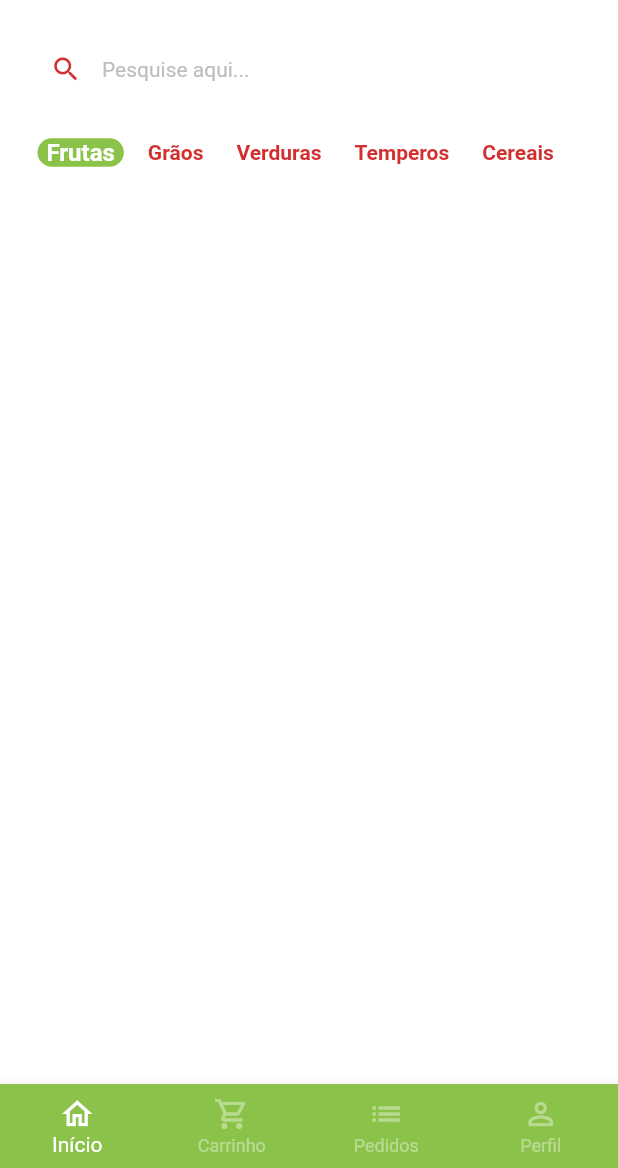
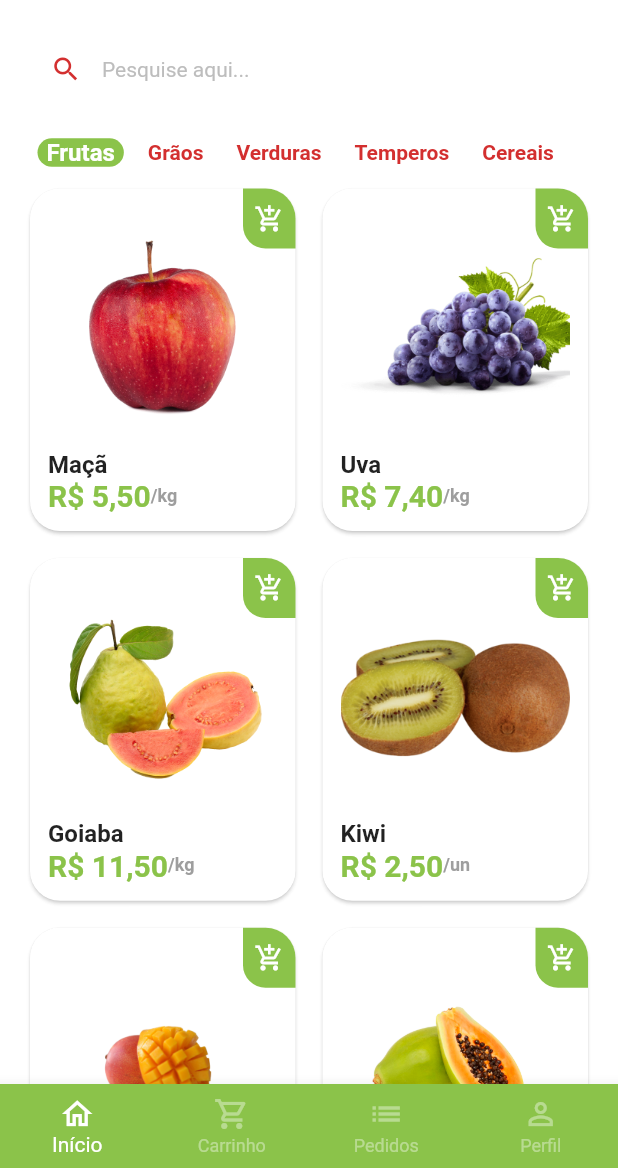
Before and after one commit to Anderson-Andre-P/GreenGrocer, a Flutter app: the BaseScreen screen opened directly, on a phone screen of 412 x 824 dp, the part 68-1236 px from its top. Run offline on Flutter 3.47's test engine with Material 2 defaults, Android fonts, the phone set to English and light mode, and no system bars; drawn by our look-alikes of badges; our stand-ins replace animated_text_kit, mask_text_input_formatter.

Commit message:
feat: finish UI home screen

```diff
--- a/lib/main.dart
+++ b/lib/main.dart
@@ -1,5 +1,5 @@
 import 'package:flutter/material.dart';
-import 'package:green_grocer/src/auth/sign_in_screen.dart';
+import 'package:green_grocer/src/pages/auth/sign_in_screen.dart';
 import 'package:green_grocer/src/config/custom_colors.dart';
 
 void main() {
--- /dev/null
+++ b/lib/src/config/app_data.dart
@@ -0,0 +1,73 @@
+import 'package:green_grocer/src/models/item_model.dart';
+
+ItemModel apple = ItemModel(
+  description:
+      'A melhor maçã da região e que conta com o melhor preço de qualquer quitanda. Este item conta com vitaminas essenciais para o fortalecimento corporal, resultando em uma vida saudável.',
+  imgUrl: 'assets/fruits/apple.png',
+  itemName: 'Maçã',
+  price: 5.5,
+  unit: 'kg',
+);
+
+ItemModel grape = ItemModel(
+  imgUrl: 'assets/fruits/grape.png',
+  itemName: 'Uva',
+  price: 7.4,
+  unit: 'kg',
+  description:
+      'A melhor uva da região e que conta com o melhor preço de qualquer quitanda. Este item conta com vitaminas essenciais para o fortalecimento corporal, resultando em uma vida saudável.',
+);
+
+ItemModel guava = ItemModel(
+  imgUrl: 'assets/fruits/guava.png',
+  itemName: 'Goiaba',
+  price: 11.5,
+  unit: 'kg',
+  description:
+      'A melhor goiaba da região e que conta com o melhor preço de qualquer quitanda. Este item conta com vitaminas essenciais para o fortalecimento corporal, resultando em uma vida saudável.',
+);
+
+ItemModel kiwi = ItemModel(
+  imgUrl: 'assets/fruits/kiwi.png',
+  itemName: 'Kiwi',
+  price: 2.5,
+  unit: 'un',
+  description:
+      'O melhor kiwi da região e que conta com o melhor preço de qualquer quitanda. Este item conta com vitaminas essenciais para o fortalecimento corporal, resultando em uma vida saudável.',
+);
+
+ItemModel mango = ItemModel(
+  imgUrl: 'assets/fruits/mango.png',
+  itemName: 'Manga',
+  price: 2.5,
+  unit: 'un',
+  description:
+      'A melhor manga da região e que conta com o melhor preço de qualquer quitanda. Este item conta com vitaminas essenciais para o fortalecimento corporal, resultando em uma vida saudável.',
+);
+
+ItemModel papaya = ItemModel(
+  imgUrl: 'assets/fruits/papaya.png',
+  itemName: 'Mamão papaya',
+  price: 8,
+  unit: 'kg',
+  description:
+      'O melhor mamão da região e que conta com o melhor preço de qualquer quitanda. Este item conta com vitaminas essenciais para o fortalecimento corporal, resultando em uma vida saudável.',
+);
+
+// Lista de produtos
+List<ItemModel> items = [
+  apple,
+  grape,
+  guava,
+  kiwi,
+  mango,
+  papaya,
+];
+
+List<String> categories = [
+  'Frutas',
+  'Grãos',
+  'Verduras',
+  'Temperos',
+  'Cereais',
+];
--- /dev/null
+++ b/lib/src/models/item_model.dart
@@ -0,0 +1,15 @@
+class ItemModel {
+  String itemName;
+  String imgUrl;
+  String unit;
+  double price;
+  String description;
+
+  ItemModel({
+    required this.itemName,
+    required this.imgUrl,
+    required this.unit,
+    required this.price,
+    required this.description,
+  });
+}
--- a/lib/src/auth/sign_in_screen.dart
+++ b/lib/src/pages/auth/sign_in_screen.dart
@@ -2,9 +2,9 @@ import 'dart:ui';
 
 import 'package:animated_text_kit/animated_text_kit.dart';
 import 'package:flutter/material.dart';
-import 'package:green_grocer/src/auth/components/custom_text_field.dart';
-import 'package:green_grocer/src/auth/sign_up_screen.dart';
-import 'package:green_grocer/src/base/base_screen.dart';
+import 'package:green_grocer/src/pages/auth/components/custom_text_field.dart';
+import 'package:green_grocer/src/pages/auth/sign_up_screen.dart';
+import 'package:green_grocer/src/pages/base/base_screen.dart';
 import 'package:green_grocer/src/config/custom_colors.dart';
 
 class SignInScreen extends StatelessWidget {
--- a/lib/src/auth/sign_up_screen.dart
+++ b/lib/src/pages/auth/sign_up_screen.dart
@@ -1,5 +1,5 @@
 import 'package:flutter/material.dart';
-import 'package:green_grocer/src/auth/components/custom_text_field.dart';
+import 'package:green_grocer/src/pages/auth/components/custom_text_field.dart';
 import 'package:green_grocer/src/config/custom_colors.dart';
 import 'package:mask_text_input_formatter/mask_text_input_formatter.dart';
 
--- a/lib/src/base/base_screen.dart
+++ b/lib/src/pages/base/base_screen.dart
@@ -1,6 +1,6 @@
 import 'package:flutter/material.dart';
 import 'package:green_grocer/src/config/custom_colors.dart';
-import 'package:green_grocer/src/home/home_tab.dart';
+import 'package:green_grocer/src/pages/home/home_tab.dart';
 
 class BaseScreen extends StatefulWidget {
   const BaseScreen({super.key});
@@ -20,7 +20,7 @@ class _BaseScreenState extends State<BaseScreen> {
         controller: pageController,
         physics: const NeverScrollableScrollPhysics(),
         children: [
-          HomeTab(),
+          const HomeTab(),
           Container(color: Colors.blue),
           Container(color: Colors.purple),
           Container(color: Colors.yellow),
--- /dev/null
+++ b/lib/src/pages/home/components/item_tile.dart
@@ -0,0 +1,95 @@
+import 'package:flutter/material.dart';
+import 'package:green_grocer/src/config/custom_colors.dart';
+import 'package:green_grocer/src/models/item_model.dart';
+import 'package:green_grocer/src/services/utils_services.dart';
+
+class ItemTile extends StatelessWidget {
+  final ItemModel item;
+
+  ItemTile({super.key, required this.item});
+
+  final UtilsServices utilsServices = UtilsServices();
+
+  @override
+  Widget build(BuildContext context) {
+    return Stack(
+      children: [
+        Card(
+          elevation: 1,
+          shadowColor: Colors.grey.shade300,
+          shape: RoundedRectangleBorder(
+            borderRadius: BorderRadius.circular(
+              20.0,
+            ),
+          ),
+          child: Padding(
+            padding: const EdgeInsets.all(12.0),
+            child: Column(
+              crossAxisAlignment: CrossAxisAlignment.stretch,
+              children: [
+                // Image
+                Expanded(
+                  child: Image.asset(item.imgUrl),
+                ),
+
+                // Nome
+                Text(
+                  item.itemName,
+                  style: const TextStyle(
+                    fontSize: 16.0,
+                    fontWeight: FontWeight.bold,
+                  ),
+                ),
+
+                // Preço - Unidade
+                Row(
+                  children: [
+                    Text(
+                      utilsServices.priceToCurrency(item.price),
+                      style: TextStyle(
+                        fontWeight: FontWeight.bold,
+                        fontSize: 20.0,
+                        color: CustomColors.customSwatchColor,
+                      ),
+                    ),
+                    Text(
+                      ('/${item.unit}'),
+                      style: TextStyle(
+                        fontWeight: FontWeight.bold,
+                        fontSize: 12.0,
+                        color: Colors.grey.shade500,
+                      ),
+                    ),
+                  ],
+                ),
+              ],
+            ),
+          ),
+        ),
+        Positioned(
+          top: 4.0,
+          right: 4.0,
+          child: GestureDetector(
+            onTap: () {},
+            child: Container(
+              height: 40.0,
+              width: 35.0,
+              decoration: BoxDecoration(
+                color: CustomColors.customSwatchColor,
+                borderRadius: const BorderRadius.only(
+                  bottomLeft: Radius.circular(15.0),
+                  topRight: Radius.circular(20.0),
+                ),
+              ),
+              child: const Icon(
+                Icons.add_shopping_cart_outlined,
+                color: Colors.white,
+                size: 20.0,
+              ),
+            ),
+          ),
+        )
+      ],
+    );
+  }
+}
--- a/lib/src/home/home_tab.dart
+++ b/lib/src/pages/home/home_tab.dart
@@ -1,24 +1,18 @@
 import 'package:badges/badges.dart';
 import 'package:flutter/material.dart';
 import 'package:green_grocer/src/config/custom_colors.dart';
-import 'package:green_grocer/src/home/components/category_tile.dart';
+import 'package:green_grocer/src/pages/home/components/category_tile.dart';
+import 'package:green_grocer/src/config/app_data.dart' as appData;
+import 'package:green_grocer/src/pages/home/components/item_tile.dart';
 
 class HomeTab extends StatefulWidget {
-  const HomeTab({super.key});
+  const HomeTab({Key? key}) : super(key: key);
 
   @override
   State<HomeTab> createState() => _HomeTabState();
 }
 
 class _HomeTabState extends State<HomeTab> {
-  List<String> categories = [
-    'Frutas',
-    'Grãos',
-    'Verduras',
-    'Temperos',
-    'Cereais',
-  ];
-
   String selectedCategory = 'Frutas';
 
   @override
@@ -119,11 +113,11 @@ class _HomeTabState extends State<HomeTab> {
               scrollDirection: Axis.horizontal,
               itemBuilder: (_, index) {
                 return CategoryTile(
-                  category: categories[index],
-                  isSelected: categories[index] == selectedCategory,
+                  category: appData.categories[index],
+                  isSelected: appData.categories[index] == selectedCategory,
                   onPressed: () {
                     setState(() {
-                      selectedCategory = categories[index];
+                      selectedCategory = appData.categories[index];
                     });
                   },
                 );
@@ -131,11 +125,29 @@ class _HomeTabState extends State<HomeTab> {
               separatorBuilder: (_, index) => const SizedBox(
                 width: 10.0,
               ),
-              itemCount: categories.length,
+              itemCount: appData.categories.length,
             ),
           ),
 
           // Grid
+          Expanded(
+            child: GridView.builder(
+              padding: const EdgeInsets.fromLTRB(16.0, 0.0, 16.0, 16.0),
+              physics: const BouncingScrollPhysics(),
+              gridDelegate: const SliverGridDelegateWithFixedCrossAxisCount(
+                crossAxisCount: 2,
+                mainAxisSpacing: 10.0,
+                crossAxisSpacing: 10.0,
+                childAspectRatio: 9 / 11.5,
+              ),
+              itemCount: appData.items.length,
+              itemBuilder: (_, index) {
+                return ItemTile(
+                  item: appData.items[index],
+                );
+              },
+            ),
+          ),
         ],
       ),
     );
--- /dev/null
+++ b/lib/src/services/utils_services.dart
@@ -0,0 +1,9 @@
+import 'package:intl/intl.dart';
+
+class UtilsServices {
+  String priceToCurrency(double price) {
+    NumberFormat numberFormat = NumberFormat.simpleCurrency(locale: 'pt_BR');
+
+    return numberFormat.format(price);
+  }
+}
--- a/pubspec.yaml
+++ b/pubspec.yaml
@@ -38,6 +38,7 @@ dependencies:
   animated_text_kit: ^4.2.2
   mask_text_input_formatter: ^2.4.0
   badges: ^2.0.3
+  intl: ^0.17.0
 
 dev_dependencies:
   flutter_test:
@@ -61,8 +62,8 @@ flutter:
   uses-material-design: true
 
   # To add assets to your application, add an assets section, like this:
-  # assets:
-  #   - images/a_dot_burr.jpeg
+  assets:
+    - assets/fruits/
   #   - images/a_dot_ham.jpeg
 
   # An image asset can refer to one or more resolution-specific "variants", see
```
Also changed, not shown: assets/fruits/apple.png (added), assets/fruits/grape.png (added), assets/fruits/guava.png (added), assets/fruits/kiwi.png (added), assets/fruits/mango.png (added), assets/fruits/papaya.png (added), lib/src/pages/auth/components/custom_text_field.dart (renamed from lib/src/auth/components/custom_text_field.dart), lib/src/pages/home/components/category_tile.dart (renamed from lib/src/home/components/category_tile.dart), pubspec.lock.
